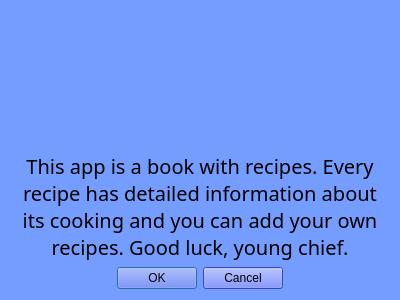
Above: Project/aboutdialog.ui from NikitaKQ/QT_app_for_work_with_dataset before the change. Below: the same form after it.
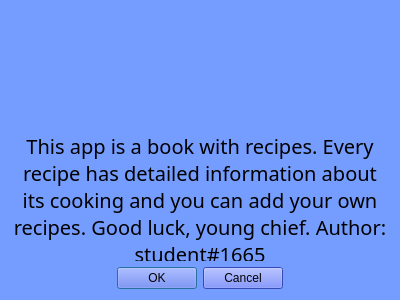
That is the form after the change.

Patch:
```diff
--- a/Project/aboutdialog.ui
+++ b/Project/aboutdialog.ui
@@ -40,7 +40,7 @@
       </font>
      </property>
      <property name="text">
-      <string>This app is a book with recipes. Every recipe has detailed information about its cooking and you can add your own recipes. Good luck, young chief.</string>
+      <string>This app is a book with recipes. Every recipe has detailed information about its cooking and you can add your own recipes. Good luck, young chief. Author: student#1665</string>
      </property>
      <property name="alignment">
       <set>Qt::AlignCenter</set>
```
